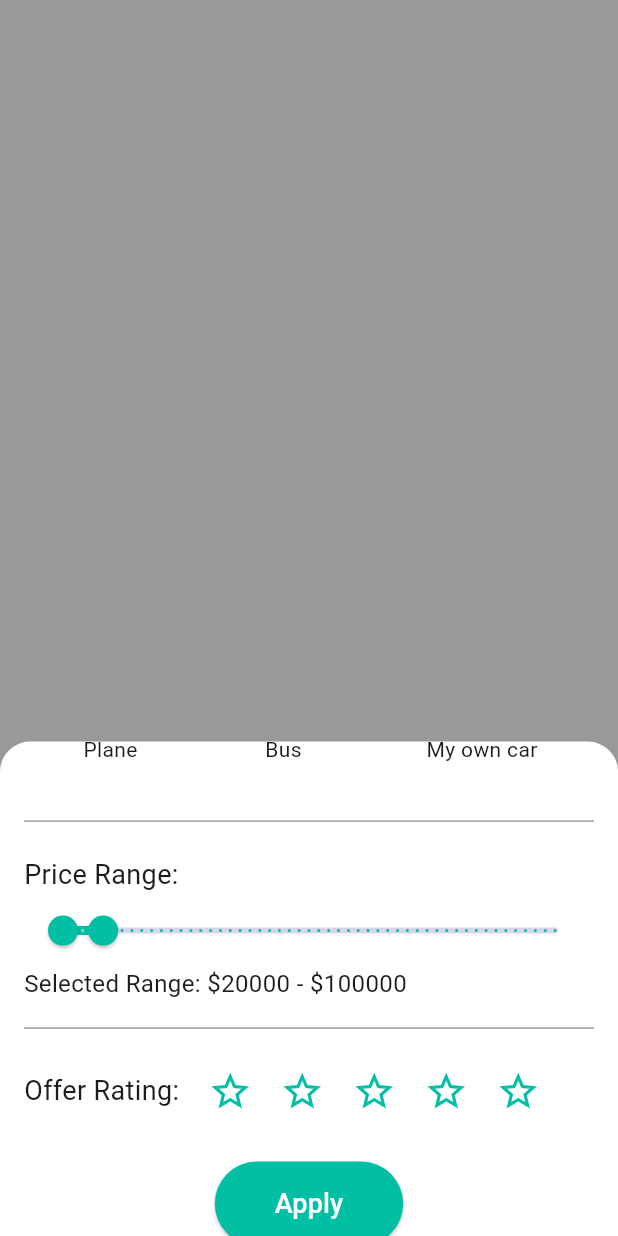
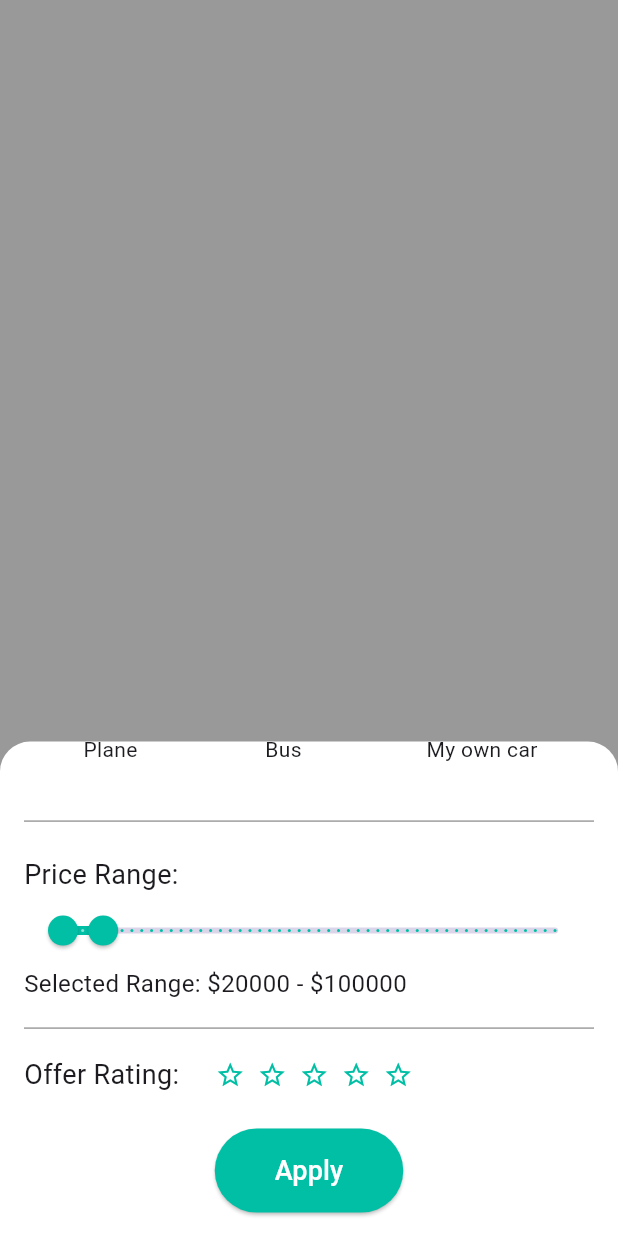
Before and after one commit to yousraKass/TripTip, a Flutter app: the FilterPage screen opened by its route, scrolled down 724 dp, on a phone screen of 412 x 824 dp. Run offline on Flutter 3.47's test engine with Material 3 defaults, Android fonts, the phone set to English and light mode, and no system bars; our stand-ins replace carousel_slider, image_picker; Roboto replaces fonts that are missing (Poppins-Medium).

Commit message:
Update filter_page.dart

```diff
--- a/lib/views/screens/shared/filter_page.dart
+++ b/lib/views/screens/shared/filter_page.dart
@@ -351,30 +351,38 @@ class _FilterPageState extends State<FilterPage> {
   return Row(
     mainAxisAlignment: MainAxisAlignment.start,
     children: [
-        const Text('Offer Rating:',
-            style: TextStyle(fontFamily: FontFamily.medium, fontSize: 18)),
-        const SizedBox(width: 10),
+      const Text(
+        'Offer Rating:',
+        style: TextStyle(fontFamily: FontFamily.medium, fontSize: 18),
+      ),
+      SizedBox(width: 20,),
       Row(
         mainAxisAlignment: MainAxisAlignment.center,
         children: List.generate(5, (index) {
-            return IconButton(
-              icon: Icon(
-                index < selectedStars ? Icons.star : Icons.star_border,
-                color: AppColors.primaryColor,
-                size: 30,
-              ),
-              onPressed: () {
+          return GestureDetector(
+            onTap: () {
               setState(() {
                 selectedStars = index + 1;
                 selectedStar['Offer Rating'] = selectedStars.toString();
               });
             },
+            child: Icon(
+              index < selectedStars ? Icons.star : Icons.star_border,
+              color: AppColors.primaryColor,
+              size: 20,
+            ),
           );
-          }),
+        }).map((icon) {
+          return Padding(
+            padding: const EdgeInsets.symmetric(horizontal: 4.0), // Adjust spacing here
+            child: icon,
+          );
+        }).toList(),
       ),
     ],
   );
 }
+
 
   TextStyle _sectionTitleStyle() {
     return const TextStyle(
```
Lines whose indentation alone changed are shown as unchanged.
